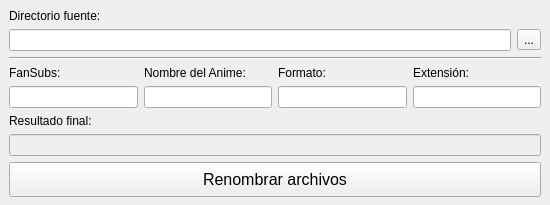
Above: AutoRename.ui from diagom02/AutoRename before the change. Below: the same form after it.
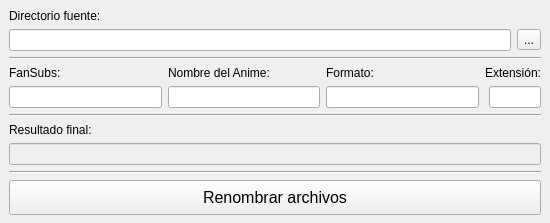
That is the form after the change.

Commit message: message invalid character

The edit to the form file:
```diff
--- a/AutoRename.ui
+++ b/AutoRename.ui
@@ -7,19 +7,19 @@
     <x>0</x>
     <y>0</y>
     <width>550</width>
-    <height>205</height>
+    <height>223</height>
    </rect>
   </property>
   <property name="minimumSize">
    <size>
     <width>550</width>
-    <height>205</height>
+    <height>223</height>
    </size>
   </property>
   <property name="maximumSize">
    <size>
     <width>550</width>
-    <height>205</height>
+    <height>223</height>
    </size>
   </property>
   <property name="windowTitle">
@@ -116,13 +116,27 @@
           </property>
          </widget>
         </item>
-        <item>
-         <widget class="QLineEdit" name="ext_name"/>
+        <item alignment="Qt::AlignRight">
+         <widget class="QLineEdit" name="ext_name">
+          <property name="maximumSize">
+           <size>
+            <width>52</width>
+            <height>16777215</height>
+           </size>
+          </property>
+         </widget>
         </item>
        </layout>
       </item>
      </layout>
     </item>
+    <item>
+     <widget class="Line" name="line_2">
+      <property name="orientation">
+       <enum>Qt::Horizontal</enum>
+      </property>
+     </widget>
+    </item>
     <item>
      <widget class="QLabel" name="label_2">
       <property name="text">
@@ -137,6 +151,13 @@
       </property>
      </widget>
     </item>
+    <item>
+     <widget class="Line" name="line_3">
+      <property name="orientation">
+       <enum>Qt::Horizontal</enum>
+      </property>
+     </widget>
+    </item>
     <item>
      <widget class="QPushButton" name="rename_button">
       <property name="minimumSize">
```
The commit also changes 2 other files.
